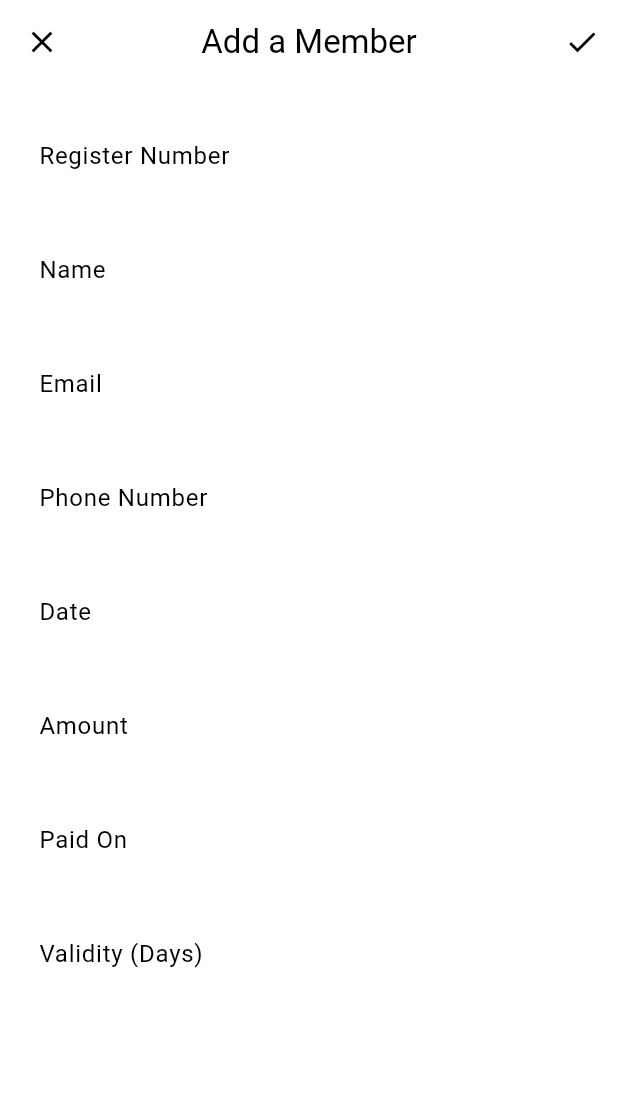
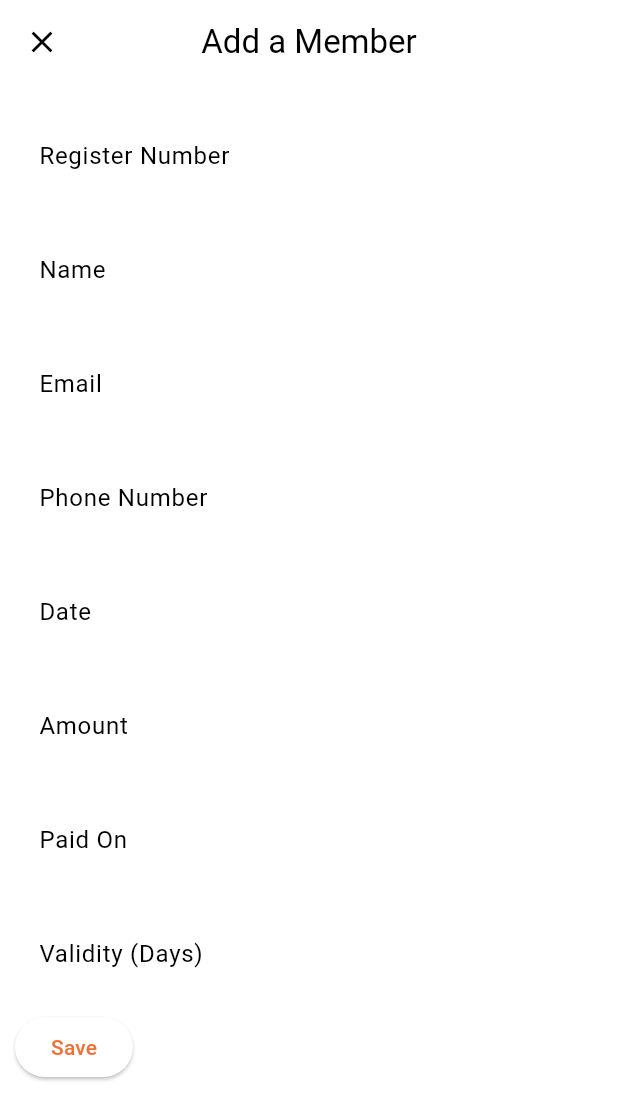
Before and after one commit to sundar-prakash/BuffedUp, a Flutter app: the memberscreen screen opened directly, after a tap on the "add circle outline" icon, on a phone screen of 412 x 824 dp. Shown: the top 1120 px of the screen. Run offline on Flutter 3.47's test engine with Material 3 defaults, Android fonts, the light colour scheme and no system bars; our stand-ins replace cloud_firestore, firebase_auth, firebase_core; accounts and stored records are empty.

Commit message:
16122023

```diff
--- a/lib/main.dart
+++ b/lib/main.dart
@@ -22,7 +22,7 @@ class MyApp extends StatelessWidget {
       debugShowCheckedModeBanner: false,
       title: title,
       theme: lightTheme,
-      home: mainscreen(),
+      home: const mainscreen(),
     );
   }
 }
--- a/lib/src/screens/members/memberscreen.dart
+++ b/lib/src/screens/members/memberscreen.dart
@@ -2,6 +2,7 @@
 
 import 'package:BuffedUp/const/DataTypes.dart';
 import 'package:BuffedUp/src/screens/members/newmemberscreen.dart';
+import 'package:BuffedUp/src/services/firestore/getData.dart';
 import 'package:BuffedUp/src/widget/membertile.dart';
 import 'package:flutter/material.dart';
 
@@ -13,6 +14,17 @@ class memberscreen extends StatefulWidget {
 }
 
 class _memberscreenState extends State<memberscreen> {
+  List<GymMember> members = [];
+  @override
+  void initState() {
+    super.initState();
+    refresh();
+  }
+
+  void refresh() async {
+    fetchMembers().then((members) => setState(() => this.members = members));
+  }
+
   @override
   Widget build(BuildContext context) {
     return Scaffold(
@@ -26,7 +38,11 @@ class _memberscreenState extends State<memberscreen> {
                 icon: const Icon(Icons.add_circle_outline))
           ],
         ),
-        body: Container(
+        body: RefreshIndicator(
+            onRefresh: () async => refresh(),
+            child: SingleChildScrollView(
+                physics: AlwaysScrollableScrollPhysics(),
+                child: Container(
               margin: const EdgeInsets.symmetric(horizontal: 20),
               child: Column(
                 children: [
@@ -35,13 +51,16 @@ class _memberscreenState extends State<memberscreen> {
                         label: Text("Search name,reg,phone..."),
                         prefixIcon: Icon(Icons.search)),
                   ),
+                  if (members.isEmpty)
+                    Container(
+                        margin: EdgeInsets.all(20),
+                        child: CircularProgressIndicator())
+                  else
                     Column(
-                children: members
-                    .map((e) => membertile(e.name, e.reqisterNumber))
-                    .toList(),
+                      children: members.map((e) => membertile(e)).toList(),
                     )
                 ],
               ),
-        ));
+            ))));
   }
 }
--- a/lib/src/screens/members/newmemberscreen.dart
+++ b/lib/src/screens/members/newmemberscreen.dart
@@ -8,22 +8,16 @@ class newmemberscreen extends StatelessWidget {
   Widget build(BuildContext context) {
     return Scaffold(
       appBar: AppBar(
-        title: Text("Add a Member"),
+        title: const Text("Add a Member"),
         centerTitle: true,
         leading: IconButton(
-          icon: Icon(Icons.close),
+          icon: const Icon(Icons.close),
           onPressed: () => Navigator.pop(context),
         ),
-        actions: [
-          IconButton(
-            icon: Icon(Icons.check),
-            onPressed: () => Navigator.pop(context),
-          )
-        ],
       ),
       body: Container(
-        margin: EdgeInsets.all(10),
-        child: MemberForm(),
+        margin: const EdgeInsets.all(10),
+        child: const MemberForm(),
       ),
     );
   }
--- /dev/null
+++ b/lib/src/services/firestore/getData.dart
@@ -0,0 +1,23 @@
+import 'package:BuffedUp/const/DataTypes.dart';
+import 'package:cloud_firestore/cloud_firestore.dart';
+import 'package:firebase_auth/firebase_auth.dart';
+
+final FirebaseFirestore _firestore = FirebaseFirestore.instance;
+
+Future<List<GymMember>> fetchMembers() async {
+  final uid = FirebaseAuth.instance.currentUser!.uid;
+  final docRef = _firestore.collection('users').doc(uid);
+  final docSnapshot = await docRef.get();
+
+  if (docSnapshot.exists) {
+    final memberData = docSnapshot.get('members') as List?;
+    if (memberData != null) {
+      return memberData.map((memberMap) => GymMember.fromJson(memberMap)).toList();
+    } else {
+      return [];
+    }
+  } else {
+    // User document not found
+    throw Exception('User document not found');
+  }
+}
--- a/lib/src/widget/memberform.dart
+++ b/lib/src/widget/memberform.dart
@@ -1,6 +1,7 @@
 // ignore_for_file: no_leading_underscores_for_local_identifiers
 
 import 'package:BuffedUp/const/DataTypes.dart';
+import 'package:BuffedUp/src/services/firestore/userdoc.dart';
 import 'package:BuffedUp/src/widget/decoratedtextinput.dart';
 import 'package:flutter/material.dart';
 import 'package:intl/intl.dart';
@@ -16,7 +17,7 @@ class _MemberFormState extends State<MemberForm> {
   @override
   Widget build(BuildContext context) {
     final _registerNumberController =
-        TextEditingController(text: widget.member?.reqisterNumber.toString());
+        TextEditingController(text: widget.member?.registerNumber.toString());
     final _nameController = TextEditingController(text: widget.member?.name);
     final _emailController = TextEditingController(text: widget.member?.email);
     final _phoneNumberController =
@@ -38,7 +39,7 @@ class _MemberFormState extends State<MemberForm> {
         children: [
           RoundedTextField(
             controller: _registerNumberController,
-            readOnly: true,
+            // readOnly: true,
             decoration: const InputDecoration(labelText: 'Register Number'),
           ),
           RoundedTextField(
@@ -71,7 +72,7 @@ class _MemberFormState extends State<MemberForm> {
               ),
               RoundedTextField(
                   controller: _paidOnController,
-                  readOnly: true, // User can't directly edit the date
+                  readOnly: true,
                   decoration: const InputDecoration(labelText: 'Paid On'),
                   onTap: () => datePicker(context, _paidOnController)),
               RoundedTextField(
@@ -80,7 +81,30 @@ class _MemberFormState extends State<MemberForm> {
                 decoration: const InputDecoration(labelText: 'Validity (Days)'),
               ),
             ],
-          )
+          ),
+          ElevatedButton(
+              onPressed: ()async {
+                GymMember newMember = GymMember(
+                    name: _nameController.text,
+                    joinDate: DateTime.parse(_joinDateController.text),
+                    registerNumber: int.parse(_registerNumberController.text),
+                    email: _emailController.text,
+                    // profilePicture: ,
+                    membershipType: MembershipType(
+                        amount: int.parse(_amountController.text),
+                        paidon: DateTime.parse(_paidOnController.text),
+                        validity: Duration(
+                            days: int.parse(_validityController.text))),
+                    phoneNumber: _phoneNumberController.text);
+                final res = await uploadMember(newMember);
+                ScaffoldMessenger.of(context).showSnackBar(
+           SnackBar(
+            content: Text( res?'Saved Successfully !':"An error occured"),
+          ),
+        );
+                Navigator.pop(context);
+              },
+              child: Text("Save"))
         ],
       ),
     );
--- a/lib/src/widget/membertile.dart
+++ b/lib/src/widget/membertile.dart
@@ -1,13 +1,12 @@
+import 'package:BuffedUp/const/DataTypes.dart';
 import 'package:BuffedUp/src/screens/members/editmemberscreen.dart';
 import 'package:BuffedUp/src/screens/members/viewmemberscreen.dart';
 import 'package:flutter/material.dart';
 
 // ignore: must_be_immutable
 class membertile extends StatelessWidget {
-  String name;
-  String? avatar;
-  int reg;
-  membertile(this.name, this.reg, {this.avatar, super.key});
+  GymMember member;
+  membertile(this.member,{ super.key});
 
   @override
   Widget build(BuildContext context) {
@@ -18,13 +17,13 @@ class membertile extends StatelessWidget {
           color: Colors.grey[200], borderRadius: BorderRadius.circular(20)),
       child: ListTile(
         onTap: () => Navigator.push(context,
-            MaterialPageRoute(builder: (context) => viewmemberscreen(reg))),
-        leading: CircleAvatar(child: Text(name.substring(0, 1))),
-        title: Text(name),
-        subtitle: Text("Register Number: ${reg.toString()}"),
+            MaterialPageRoute(builder: (context) => viewmemberscreen(member))),
+        leading: CircleAvatar(child: Text(member.name.substring(0, 1))),
+        title: Text(member.name),
+        subtitle: Text("Register Number: ${member.registerNumber.toString()}"),
         trailing: IconButton(
             onPressed: () => Navigator.push(context,
-                MaterialPageRoute(builder: (context) => editmemberscreen(reg))),
+                MaterialPageRoute(builder: (context) => editmemberscreen(member))),
             icon: Icon(Icons.edit)),
       ),
     );
--- a/pubspec.yaml
+++ b/pubspec.yaml
@@ -36,7 +36,7 @@ dependencies:
   cupertino_icons: ^1.0.2
   firebase_core: ^2.24.2
   firebase_auth: ^4.15.2
-  firebase_core_platform_interface: ^5.0.0
+  cloud_firestore: ^4.13.6
   intl: ^0.19.0
 
 dev_dependencies:
```
Also changed, not shown: lib/const/DataTypes.dart (+17 -24 lines), lib/src/screens/home/homescreen.dart (+8 -1 lines), lib/src/screens/members/editmemberscreen.dart (+4 -11 lines), lib/src/screens/members/viewmemberscreen.dart (+24 -13 lines), lib/src/services/authService.dart (+7 -1 lines), lib/src/services/firestore/userdoc.dart (added, +81 -0 lines), pubspec.lock, 4 other files. Lines whose indentation alone changed are shown as unchanged.
